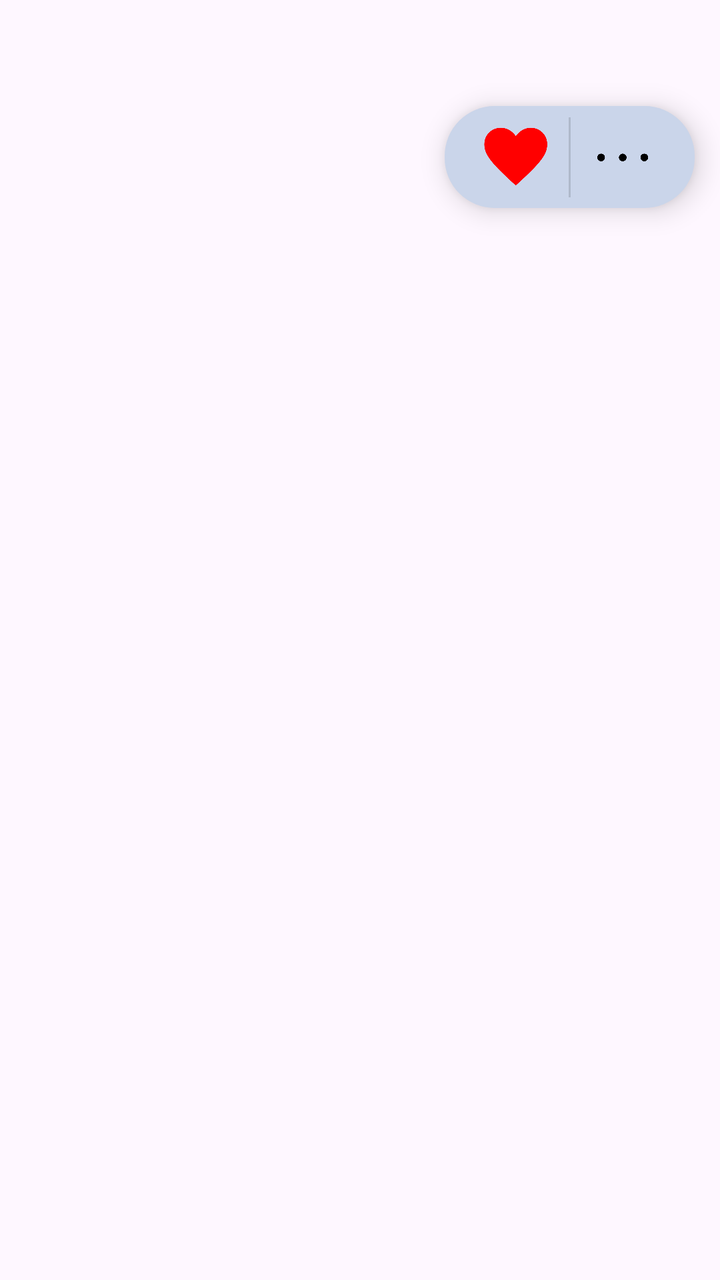
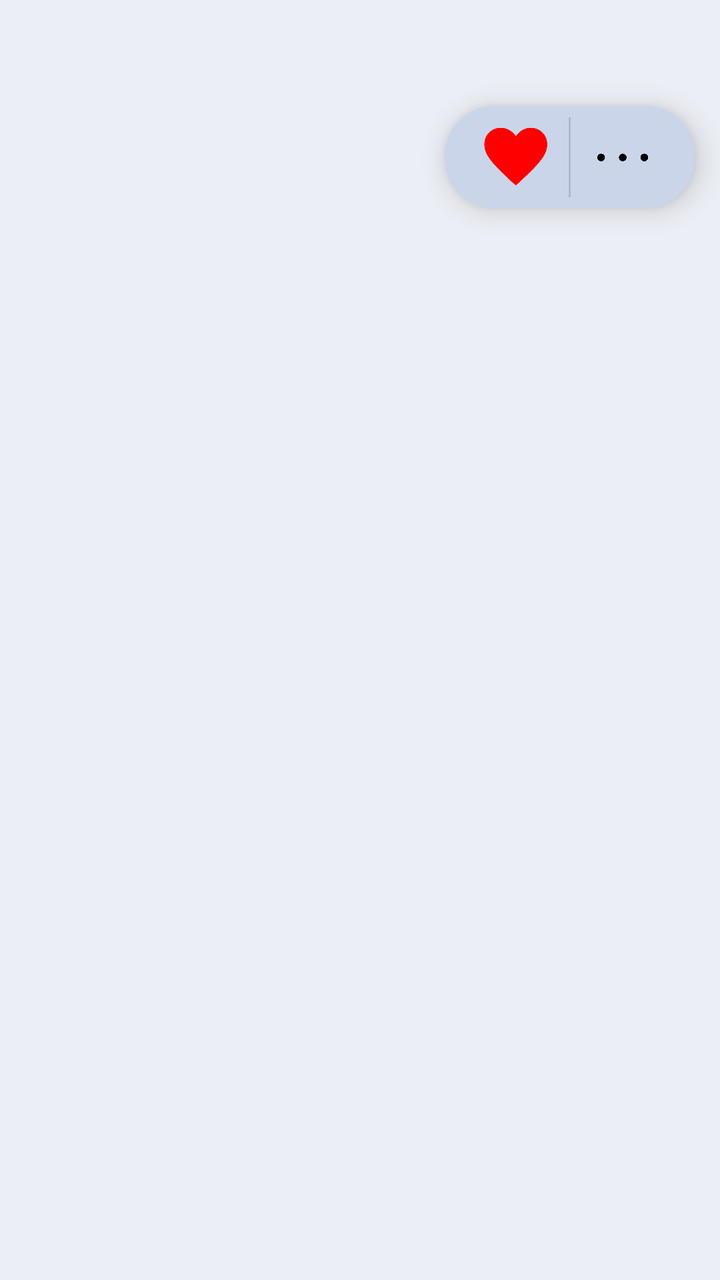

Screens rendered from an Android XML layout before and after an edit, with the pre-edit source and the edit as a unified diff.
<!-- AndroidManifest.xml: application theme Theme.MusicIsland -->
<!-- res/layout/mainlayout.xml -->
<?xml version="1.0" encoding="utf-8"?>
<androidx.constraintlayout.widget.ConstraintLayout xmlns:android="http://schemas.android.com/apk/res/android"
    xmlns:app="http://schemas.android.com/apk/res-auto"
    android:layout_width="match_parent"
    android:layout_height="match_parent"
    android:orientation="vertical">


    <androidx.constraintlayout.widget.ConstraintLayout
        android:visibility="gone"
        android:id="@+id/pill_container"
        android:layout_width="158dp"
        android:layout_height="52dp"
        android:background="@drawable/pill_bg"
        app:layout_constraintBottom_toBottomOf="parent"
        app:layout_constraintEnd_toEndOf="parent"
        app:layout_constraintHorizontal_bias="0.45"
        app:layout_constraintStart_toStartOf="parent"
        app:layout_constraintTop_toTopOf="parent"
        app:layout_constraintVertical_bias="0.378">
    </androidx.constraintlayout.widget.ConstraintLayout>

    <androidx.constraintlayout.widget.ConstraintLayout
        android:id="@+id/pill_container2"
        android:layout_width="125dp"
        android:layout_height="51dp"
        android:elevation="8dp"
        android:background="@drawable/pill_bg"
        app:layout_constraintBottom_toBottomOf="parent"
        app:layout_constraintEnd_toEndOf="parent"
        app:layout_constraintHorizontal_bias="0.946"
        app:layout_constraintStart_toStartOf="parent"
        app:layout_constraintTop_toTopOf="parent"
        app:layout_constraintVertical_bias="0.09">

        <ImageButton
            android:id="@+id/icon_like"
            android:layout_width="35dp"
            android:layout_height="35dp"
            android:background="?attr/selectableItemBackgroundBorderless"
            android:scaleType="centerInside"
            android:src="@drawable/solid_favorite_icon"
            app:layout_constraintBottom_toBottomOf="parent"
            app:layout_constraintEnd_toEndOf="parent"
            app:layout_constraintHorizontal_bias="0.202"
            app:layout_constraintStart_toStartOf="parent"
            app:layout_constraintTop_toTopOf="parent" />

        <View
            android:layout_width="1dp"
            android:layout_height="40dp"
            android:background="#22000000"
            app:layout_constraintBottom_toBottomOf="parent"
            app:layout_constraintEnd_toEndOf="parent"
            app:layout_constraintStart_toStartOf="parent"
            app:layout_constraintTop_toTopOf="parent" />

        <ImageButton
            android:id="@+id/icon_optionMenu"
            android:layout_width="35dp"
            android:layout_height="35dp"
            android:background="?attr/selectableItemBackgroundBorderless"
            android:scaleType="centerInside"
            android:src="@drawable/more_horiz_icon"
            app:layout_constraintBottom_toBottomOf="parent"
            app:layout_constraintEnd_toEndOf="parent"
            app:layout_constraintHorizontal_bias="0.797"
            app:layout_constraintStart_toStartOf="parent"
            app:layout_constraintTop_toTopOf="parent" />

    </androidx.constraintlayout.widget.ConstraintLayout>

    <androidx.recyclerview.widget.RecyclerView
        android:id="@+id/recycler_albums"
        android:layout_width="match_parent"
        android:clipToPadding="false"
        android:layout_height="0dp"
        android:padding="8dp"
        android:elevation="0dp"
        app:layout_constraintBottom_toBottomOf="parent"
        app:layout_constraintEnd_toEndOf="parent"
        app:layout_constraintStart_toStartOf="parent"
        app:layout_constraintTop_toTopOf="parent"
        >
    </androidx.recyclerview.widget.RecyclerView>
</androidx.constraintlayout.widget.ConstraintLayout>
<!-- resources referenced by this layout -->
<resources>
  <!-- drawable more_horiz_icon: png bitmap (drawable, 6201 bytes) -->
  <!-- drawable pill_bg (drawable) -->
  <?xml version="1.0" encoding="utf-8"?>
  <ripple xmlns:android="http://schemas.android.com/apk/res/android"
      android:color="?attr/colorControlHighlight">
  
      <item>
          <shape android:shape="rectangle">
              
              <corners android:radius="25dp" />
  
              
              <solid android:color="#cad5ea" />
          </shape>
      </item>
  
  </ripple>
  <!-- drawable solid_favorite_icon: png bitmap (drawable, 21312 bytes) -->
  <style name="Theme.MusicIsland" parent="Base.Theme.MusicIsland" />
  <style name="Base.Theme.MusicIsland" parent="Theme.Material3.DayNight.NoActionBar">
          
          
          <item name="isMaterial3DynamicColorApplied">false</item>
  
      </style>
</resources>

<!-- the commit's change to res/layout/mainlayout.xml (unified diff, before → after) -->
@@ -11,7 +11,7 @@
         android:id="@+id/pill_container"
         android:layout_width="158dp"
         android:layout_height="52dp"
-        android:background="@drawable/pill_bg"
+        android:background="@drawable/bg_pill_blue"
         app:layout_constraintBottom_toBottomOf="parent"
         app:layout_constraintEnd_toEndOf="parent"
         app:layout_constraintHorizontal_bias="0.45"
@@ -25,7 +25,7 @@
         android:layout_width="125dp"
         android:layout_height="51dp"
         android:elevation="8dp"
-        android:background="@drawable/pill_bg"
+        android:background="@drawable/bg_pill_blue"
         app:layout_constraintBottom_toBottomOf="parent"
         app:layout_constraintEnd_toEndOf="parent"
         app:layout_constraintHorizontal_bias="0.946"
<!-- resource entries referenced after the edit -->
@@ -1,7 +1,6 @@
 <!-- resources referenced by this layout -->
 <resources>
-  <!-- drawable more_horiz_icon: png bitmap (drawable, 6201 bytes) -->
-  <!-- drawable pill_bg (drawable) -->
+  <!-- drawable bg_pill_blue (drawable) -->
   <?xml version="1.0" encoding="utf-8"?>
   <ripple xmlns:android="http://schemas.android.com/apk/res/android"
       android:color="?attr/colorControlHighlight">
@@ -17,13 +16,18 @@
       </item>
   
   </ripple>
+  <!-- drawable more_horiz_icon: png bitmap (drawable, 6201 bytes) -->
   <!-- drawable solid_favorite_icon: png bitmap (drawable, 21312 bytes) -->
-  <style name="Theme.MusicIsland" parent="Base.Theme.MusicIsland" />
+  <style name="Theme.MusicIsland" parent="Base.Theme.MusicIsland">
+          <item name="android:colorBackground">@color/blue</item>
+          <item name="android:forceDarkAllowed">false</item>
+      </style>
   <style name="Base.Theme.MusicIsland" parent="Theme.Material3.DayNight.NoActionBar">
           
           
           <item name="isMaterial3DynamicColorApplied">false</item>
   
       </style>
+  <color name="blue">#eceef5</color>
 </resources>
 
